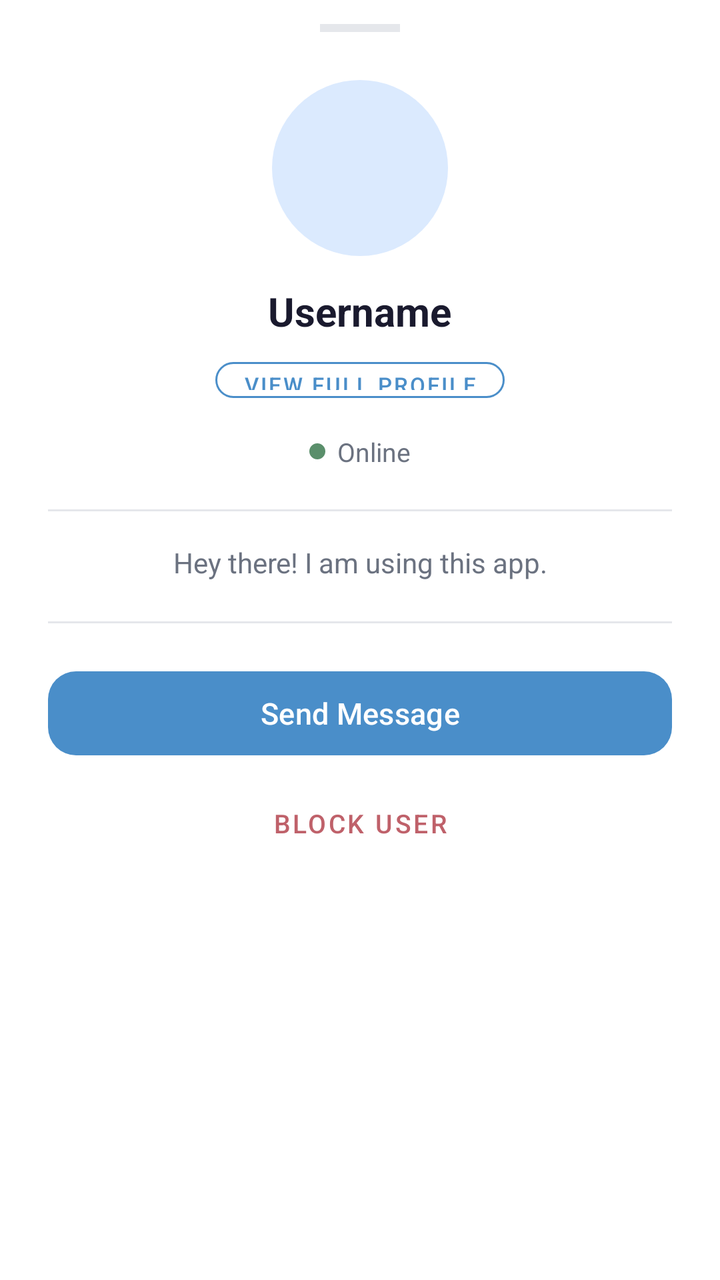
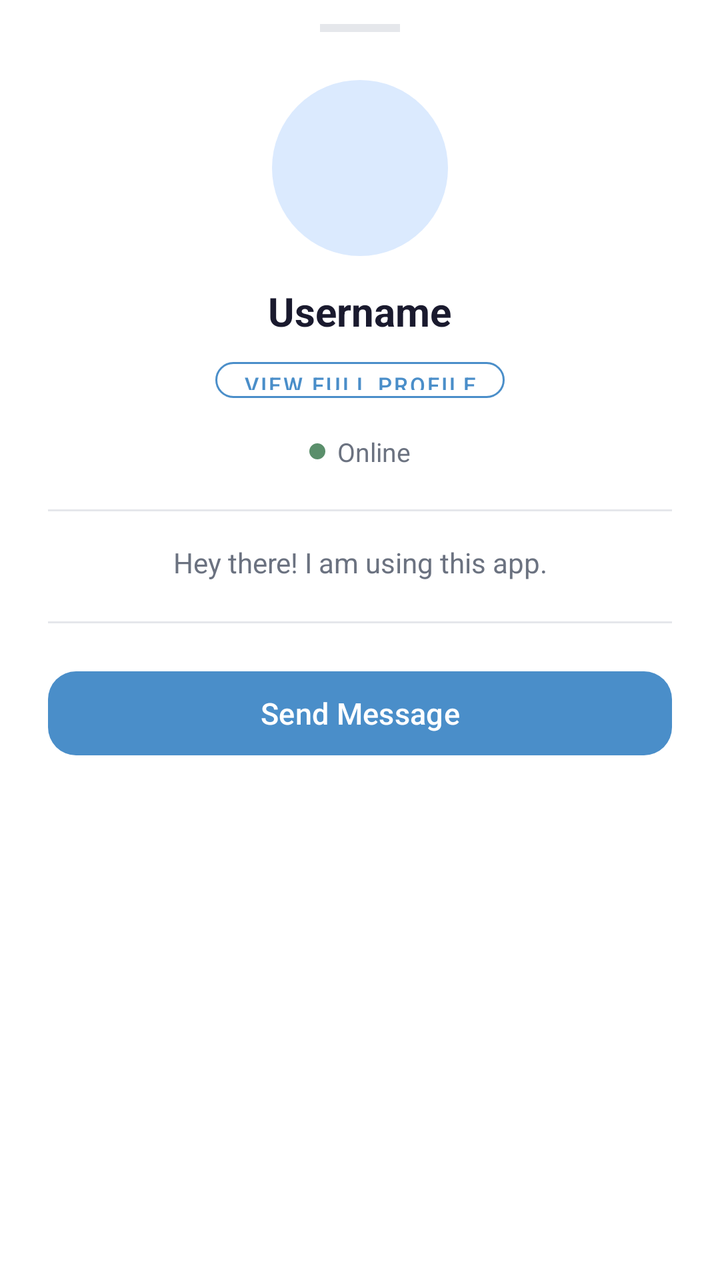

The first picture is an Android layout as it rendered before a commit; the second is the same layout after the commit. The layout source and the unified diff follow.
<!-- AndroidManifest.xml: application theme Theme.MainProj -->
<!-- res/layout/bottom_sheet_user_profile.xml -->
<?xml version="1.0" encoding="utf-8"?>
<LinearLayout
    xmlns:android="http://schemas.android.com/apk/res/android"
    xmlns:app="http://schemas.android.com/apk/res-auto"
    android:layout_width="match_parent"
    android:layout_height="match_parent"
    android:orientation="vertical"
    android:background="@color/colorSurface"
    android:paddingBottom="32dp">

    
    <View
        android:layout_width="40dp"
        android:layout_height="4dp"
        android:layout_gravity="center_horizontal"
        android:layout_marginTop="12dp"
        android:layout_marginBottom="24dp"
        android:background="@color/colorDivider"/>

    
    <ImageView
        android:id="@+id/bsProfileImage"
        android:layout_width="88dp"
        android:layout_height="88dp"
        android:layout_gravity="center_horizontal"
        android:background="@drawable/bg_avatar_circle"
        android:src="@android:drawable/sym_def_app_icon"
        android:tint="@color/colorAvatarIcon"
        android:padding="20dp"
        android:scaleType="centerInside"
        android:contentDescription="Profile picture"/>

    
    <TextView
        android:id="@+id/bsUsername"
        android:layout_width="wrap_content"
        android:layout_height="wrap_content"
        android:layout_gravity="center_horizontal"
        android:layout_marginTop="14dp"
        android:text="Username"
        android:textSize="20sp"
        android:textStyle="bold"
        android:textColor="@color/colorTextPrimary"/>

    
    <com.google.android.material.button.MaterialButton
        android:id="@+id/bsBtnViewProfile"
        style="@style/Widget.MaterialComponents.Button.OutlinedButton"
        android:layout_width="wrap_content"
        android:layout_height="30dp"
        android:layout_gravity="center_horizontal"
        android:layout_marginTop="6dp"
        android:text="View Full Profile"
        android:textSize="11sp"
        android:textColor="@color/colorPrimary"
        android:paddingHorizontal="14dp"
        app:backgroundTint="@android:color/transparent"
        app:strokeColor="@color/colorPrimary"
        app:strokeWidth="1dp"
        app:cornerRadius="20dp"
        app:iconSize="14dp"/>

    
    <LinearLayout
        android:layout_width="wrap_content"
        android:layout_height="wrap_content"
        android:layout_gravity="center_horizontal"
        android:layout_marginTop="12dp"
        android:orientation="horizontal"
        android:gravity="center_vertical">

        <View
            android:id="@+id/bsOnlineDot"
            android:layout_width="8dp"
            android:layout_height="8dp"
            android:background="@drawable/bg_avatar_circle"
            android:backgroundTint="@color/colorOnlineDot"
            android:layout_marginEnd="6dp"/>

        <TextView
            android:id="@+id/bsLastSeen"
            android:layout_width="wrap_content"
            android:layout_height="wrap_content"
            android:text="Online"
            android:textSize="13sp"
            android:textColor="@color/colorTextSecondary"/>

    </LinearLayout>

    
    <View
        android:layout_width="match_parent"
        android:layout_height="1dp"
        android:layout_marginHorizontal="24dp"
        android:layout_marginTop="20dp"
        android:layout_marginBottom="16dp"
        android:background="@color/colorDivider"/>

    
    <TextView
        android:id="@+id/bsBio"
        android:layout_width="wrap_content"
        android:layout_height="wrap_content"
        android:layout_gravity="center_horizontal"
        android:layout_marginHorizontal="40dp"
        android:text="Hey there! I am using this app."
        android:textSize="14sp"
        android:textColor="@color/colorTextSecondary"
        android:gravity="center"
        android:maxLines="3"
        android:ellipsize="end"/>

    
    <View
        android:layout_width="match_parent"
        android:layout_height="1dp"
        android:layout_marginHorizontal="24dp"
        android:layout_marginTop="20dp"
        android:layout_marginBottom="20dp"
        android:background="@color/colorDivider"/>

    
    <com.google.android.material.button.MaterialButton
        android:id="@+id/bsBtnSendMessage"
        android:layout_width="match_parent"
        android:layout_height="50dp"
        android:layout_marginHorizontal="24dp"
        android:text="Send Message"
        android:textSize="15sp"
        android:textColor="@color/colorFabIcon"
        app:backgroundTint="@color/colorFab"
        app:cornerRadius="14dp"
        app:strokeWidth="0dp"/>

    
    <com.google.android.material.button.MaterialButton
        android:id="@+id/bsBtnBlock"
        style="@style/Widget.MaterialComponents.Button.TextButton"
        android:layout_width="wrap_content"
        android:layout_height="wrap_content"
        android:layout_gravity="center_horizontal"
        android:layout_marginTop="6dp"
        android:text="Block User"
        android:textSize="13sp"
        android:textColor="@color/colorBlockUser"
        app:backgroundTint="@android:color/transparent"
        app:rippleColor="@color/colorBlockUser"
        app:cornerRadius="12dp"/>

    
    <com.google.android.material.button.MaterialButton
        android:id="@+id/bsBtnManageRole"
        android:layout_width="match_parent"
        android:layout_height="50dp"
        android:layout_marginHorizontal="24dp"
        android:layout_marginTop="8dp"
        android:text="Manage Role"
        android:textSize="15sp"
        android:textColor="@color/colorFabIcon"
        android:visibility="gone"
        app:backgroundTint="@color/colorWarning"
        app:cornerRadius="14dp"
        app:strokeWidth="0dp"/>

    
    <com.google.android.material.button.MaterialButton
        android:id="@+id/bsBtnManageGatePerms"
        android:layout_width="match_parent"
        android:layout_height="50dp"
        android:layout_marginHorizontal="24dp"
        android:layout_marginTop="8dp"
        android:text="Manage Gate Permissions"
        android:textSize="15sp"
        android:textColor="@color/colorFabIcon"
        android:visibility="gone"
        app:backgroundTint="@color/colorPurple"
        app:cornerRadius="14dp"
        app:strokeWidth="0dp"/>

</LinearLayout>
<!-- resources referenced by this layout -->
<resources>
  <color name="colorAvatarIcon">#4A8EC9</color>
  <color name="colorBlockUser">#BF616A</color>
  <color name="colorDivider">#E5E7EB</color>
  <color name="colorFab">#4A8EC9</color>
  <color name="colorFabIcon">#FFFFFF</color>
  <color name="colorOnlineDot">#5A8F6B</color>
  <color name="colorPrimary">#4A8EC9</color>
  <color name="colorPurple">#9B6D9B</color>
  <color name="colorSurface">#FFFFFF</color>
  <color name="colorTextPrimary">#1A1A2E</color>
  <color name="colorTextSecondary">#6B7280</color>
  <color name="colorWarning">#E08A4E</color>
  <!-- drawable bg_avatar_circle (drawable) -->
  <?xml version="1.0" encoding="utf-8"?>
  <shape xmlns:android="http://schemas.android.com/apk/res/android"
      android:shape="oval">
  
      <solid android:color="@color/colorAvatarBackground"/>
  
  </shape>
  <style name="Theme.MainProj" parent="Theme.Material3.DayNight.NoActionBar">
              <item name="inputStrokeColor">@color/input_stroke_color_light</item>
              <item name="buttonPrimary">@color/button_primary_light</item>
              <item name="textSecondary">@color/text_secondary_light</item>
  
              <item name="buttonGoogleBg">@color/button_google_bg_light</item>
              <item name="buttonGoogleText">@color/button_google_text_light</item>
              <item name="buttonGoogleStroke">@color/button_google_stroke_light</item>
          </style>
  <color name="colorAvatarBackground">#DBEAFE</color>
  <color name="input_stroke_color_light">#667eea</color>
  <color name="button_primary_light">#667eea</color>
  <color name="text_secondary_light">#666666</color>
  <color name="button_google_bg_light">#FFFFFF</color>
  <color name="button_google_text_light">#333333</color>
  <color name="button_google_stroke_light">#e0e0e0</color>
</resources>

<!-- the commit's change to res/layout/bottom_sheet_user_profile.xml (unified diff, before → after) -->
@@ -132,49 +132,4 @@
         app:cornerRadius="14dp"
         app:strokeWidth="0dp"/>
 
-    
-    <com.google.android.material.button.MaterialButton
-        android:id="@+id/bsBtnBlock"
-        style="@style/Widget.MaterialComponents.Button.TextButton"
-        android:layout_width="wrap_content"
-        android:layout_height="wrap_content"
-        android:layout_gravity="center_horizontal"
-        android:layout_marginTop="6dp"
-        android:text="Block User"
-        android:textSize="13sp"
-        android:textColor="@color/colorBlockUser"
-        app:backgroundTint="@android:color/transparent"
-        app:rippleColor="@color/colorBlockUser"
-        app:cornerRadius="12dp"/>
-
-    
-    <com.google.android.material.button.MaterialButton
-        android:id="@+id/bsBtnManageRole"
-        android:layout_width="match_parent"
-        android:layout_height="50dp"
-        android:layout_marginHorizontal="24dp"
-        android:layout_marginTop="8dp"
-        android:text="Manage Role"
-        android:textSize="15sp"
-        android:textColor="@color/colorFabIcon"
-        android:visibility="gone"
-        app:backgroundTint="@color/colorWarning"
-        app:cornerRadius="14dp"
-        app:strokeWidth="0dp"/>
-
-    
-    <com.google.android.material.button.MaterialButton
-        android:id="@+id/bsBtnManageGatePerms"
-        android:layout_width="match_parent"
-        android:layout_height="50dp"
-        android:layout_marginHorizontal="24dp"
-        android:layout_marginTop="8dp"
-        android:text="Manage Gate Permissions"
-        android:textSize="15sp"
-        android:textColor="@color/colorFabIcon"
-        android:visibility="gone"
-        app:backgroundTint="@color/colorPurple"
-        app:cornerRadius="14dp"
-        app:strokeWidth="0dp"/>
-
 </LinearLayout>
<!-- resource entries referenced after the edit -->
@@ -1,17 +1,14 @@
 <!-- resources referenced by this layout -->
 <resources>
   <color name="colorAvatarIcon">#4A8EC9</color>
-  <color name="colorBlockUser">#BF616A</color>
   <color name="colorDivider">#E5E7EB</color>
   <color name="colorFab">#4A8EC9</color>
   <color name="colorFabIcon">#FFFFFF</color>
   <color name="colorOnlineDot">#5A8F6B</color>
   <color name="colorPrimary">#4A8EC9</color>
-  <color name="colorPurple">#9B6D9B</color>
   <color name="colorSurface">#FFFFFF</color>
   <color name="colorTextPrimary">#1A1A2E</color>
   <color name="colorTextSecondary">#6B7280</color>
-  <color name="colorWarning">#E08A4E</color>
   <!-- drawable bg_avatar_circle (drawable) -->
   <?xml version="1.0" encoding="utf-8"?>
   <shape xmlns:android="http://schemas.android.com/apk/res/android"
